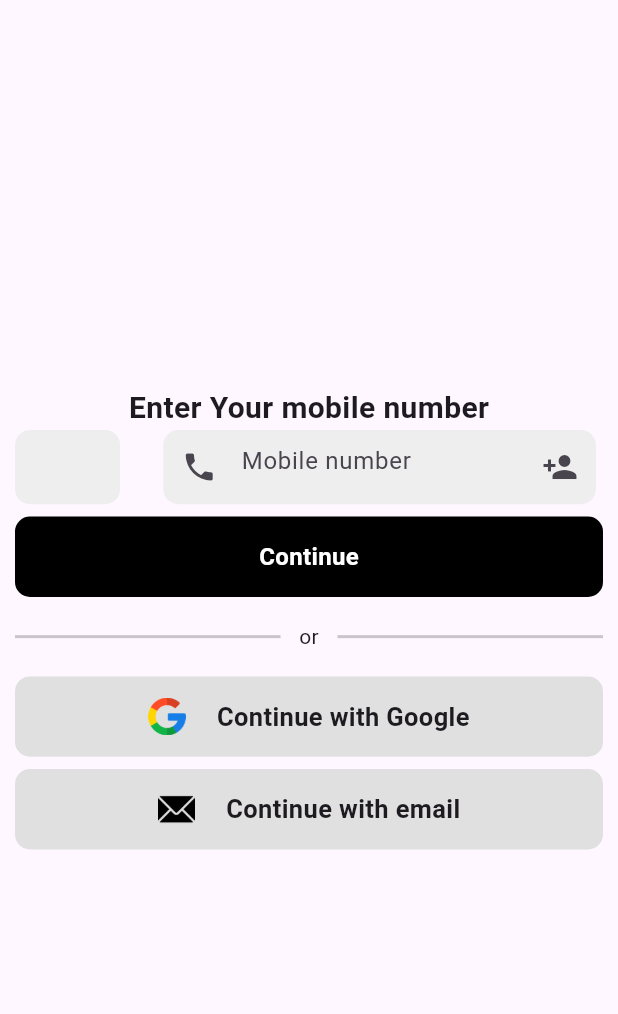
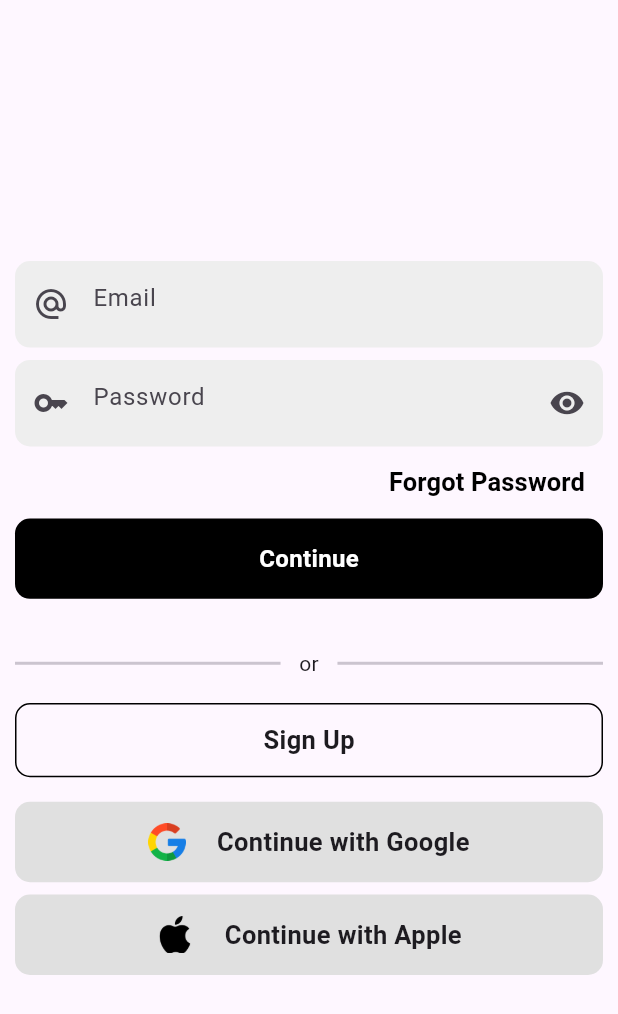
Before and after one commit to Shahabmustafa/softwere_house_task_one, a Flutter app: the LoginPage screen opened directly, on a phone screen of 412 x 824 dp. Shown: the top 1014 px of the screen. Run offline on Flutter 3.47's test engine with Material 2 defaults, Android fonts, the phone set to English and light mode, and no system bars; our stand-ins replace google_maps_flutter, persistent_bottom_nav_bar, pinput.

Commit message:
changing login screen

```diff
--- a/lib/src/view/auth/login_screen.dart
+++ b/lib/src/view/auth/login_screen.dart
@@ -1,9 +1,11 @@
 import 'package:flutter/material.dart';
+import 'package:uber_app/src/share/app_text_field.dart';
 import 'package:uber_app/src/share/custom_button.dart';
 import 'package:uber_app/src/style/app_color.dart';
 import 'package:uber_app/src/style/app_text_style.dart';
 import 'package:uber_app/src/style/social_media_button.dart';
 import 'package:uber_app/src/view/auth/phone_otp_send.dart';
+import 'package:uber_app/src/view/auth/select_user.dart';
 
 class LoginPage extends StatefulWidget {
   const LoginPage({Key? key}) : super(key: key);
@@ -23,68 +25,46 @@ class _LoginPageState extends State<LoginPage> {
         child: Column(
           mainAxisAlignment: MainAxisAlignment.center,
           children: [
-            Column(
+            Form(
+              child: Column(
+                children: [
+                  TextForm(
+                    title: "Email",
+                    prefixIcon: Icons.alternate_email,
+                  ),
+                  SizedBox(
+                    height: height * 0.01,
+                  ),
+                  TextForm(
+                    title: "Password",
+                    prefixIcon: Icons.key,
+                    suffixIcon: Icons.visibility,
+                  ),
+                ],
+              ),
+            ),
+            Row(
+              mainAxisAlignment: MainAxisAlignment.end,
               children: [
-                Text(
-                  "Enter Your mobile number",
-                  style: TextStyle(
-                    fontSize: 20,
-                    fontWeight: AppTextStyle.largeThinkness,
+                TextButton(
+                  onPressed: (){},
+                  child: Text(
+                    "Forgot Password",
+                    style: TextStyle(
+                      color: AppColor.blackColor,
+                      fontWeight: FontWeight.bold,
+                      fontSize: 17,
+                    ),
                   ),
-                ),
-                Row(
-                  children: [
-                    Flexible(
-                      child: Container(
-                        height: height * 0.06,
-                        width: width * 0.17,
-                        decoration: BoxDecoration(
-                          color: Colors.grey.shade200,
-                          borderRadius: BorderRadius.circular(10),
-                          // border: Border.all(
-                          //   color: AppColor.blackColor,
-                          // ),
-                        ),
-                      ),
-                    ),
-                    SizedBox(
-                      width: width * 0.07,
-                    ),
-                    Container(
-                      height: height * 0.06,
-                      width: width * 0.7,
-                      decoration: BoxDecoration(
-                          color: Colors.grey.shade200,
-                          borderRadius: BorderRadius.circular(10),
-                          // border: Border.all(
-                          //   color: AppColor.blackColor,
-                          // ),
-                        ),
-                      child: Center(
-                        child: TextFormField(
-                          decoration: InputDecoration(
-                            prefixIcon: Icon(Icons.phone),
-                            hintText: "Mobile number",
-                            border: InputBorder.none,
-                            suffixIcon: Icon(Icons.person_add)
-                        ),
-                      ),
-                        ),
-                    ),
-                  ],
                 ),
               ],
             ),
-            SizedBox(
-              height: height * 0.01,
-            ),
-            SizedBox(),
             CustomButton(
               text: "Continue",
               height: height * 0.065,
               width: width * 1,
               onTap: (){
-                Navigator.push(context, MaterialPageRoute(builder: (context) => PhoneoypPage()));
+                Navigator.push(context, MaterialPageRoute(builder: (context) => SelectUser()));
               },
               textStyle: TextStyle(
                 color: AppColor.whiteColor,
@@ -97,7 +77,7 @@ class _LoginPageState extends State<LoginPage> {
               ),
             ),
             SizedBox(
-              height: height * 0.02,
+              height: height * 0.04,
             ),
             Row(
               children: [
@@ -107,6 +87,27 @@ class _LoginPageState extends State<LoginPage> {
                 SizedBox(width: width * 0.03,),
                 Flexible(child: Divider(thickness: 2,)),
               ],
+            ),
+            SizedBox(
+              height: height * 0.02,
+            ),
+            CustomButton(
+              height: height * 0.06,
+              width: width * 1,
+              decoration: BoxDecoration(
+                borderRadius: BorderRadius.circular(10),
+                border: Border.all(
+                  color: AppColor.blackColor
+                )
+              ),
+              text: "Sign Up",
+              textStyle: TextStyle(
+                fontWeight: FontWeight.bold,
+                fontSize: 17
+              ),
+              onTap: (){
+
+              },
             ),
             SizedBox(
               height: height * 0.02,
@@ -123,8 +124,8 @@ class _LoginPageState extends State<LoginPage> {
             SocialMediaButton(
                 height: height * 0.065,
                 width: width * 1,
-                title: "Continue with email",
-                imageUrl: "email.png"
+                title: "Continue with Apple",
+                imageUrl: "apple-logo.png"
             ),
           ],
         ),
--- a/lib/src/view/auth/select_user.dart
+++ b/lib/src/view/auth/select_user.dart
@@ -1,4 +1,5 @@
 import 'package:flutter/material.dart';
+import 'package:uber_app/src/share/passenger_bottom_navigation_bar.dart';
 import 'package:uber_app/src/style/app_color.dart';
 import 'package:uber_app/src/view/Driver/driver_car_file.dart';
 
@@ -48,7 +49,7 @@ class _SelectUserState extends State<SelectUser> {
             ),
             InkWell(
               onTap: (){
-
+                Navigator.push(context, MaterialPageRoute(builder: (context) => PassengerBottomNavigatorBar()));
               },
               child: Container(
                 width: width * 1,
```
Also changed, not shown: lib/src/share/passenger_bottom_navigation_bar.dart (added, +89 -0 lines), lib/src/view/Passenger/passenger_buttom_navigator.dart (added, +16 -0 lines), lib/src/view/Passenger/passenger_chat_screen.dart (added, +42 -0 lines), lib/src/view/Passenger/passenger_history.dart (added, +67 -0 lines), lib/src/view/Passenger/passenger_map.dart (added, +23 -0 lines), lib/src/view/Passenger/passenger_payment_method.dart (added, +168 -0 lines), lib/src/view/Passenger/passenger_profile.dart (added, +88 -0 lines).
